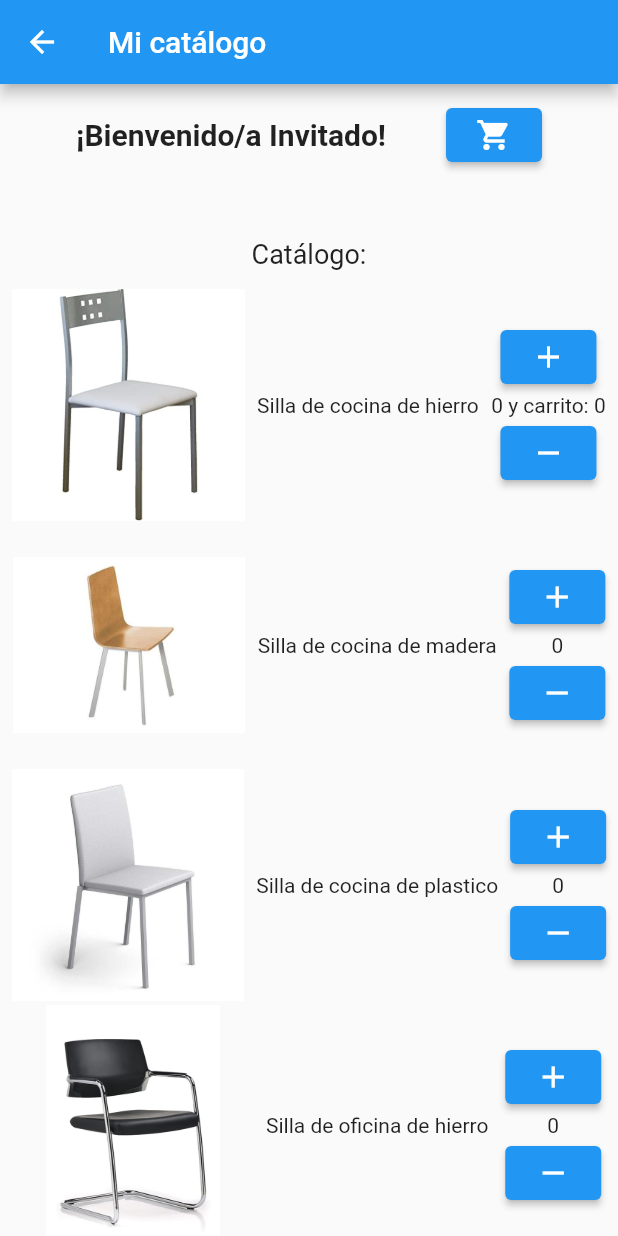
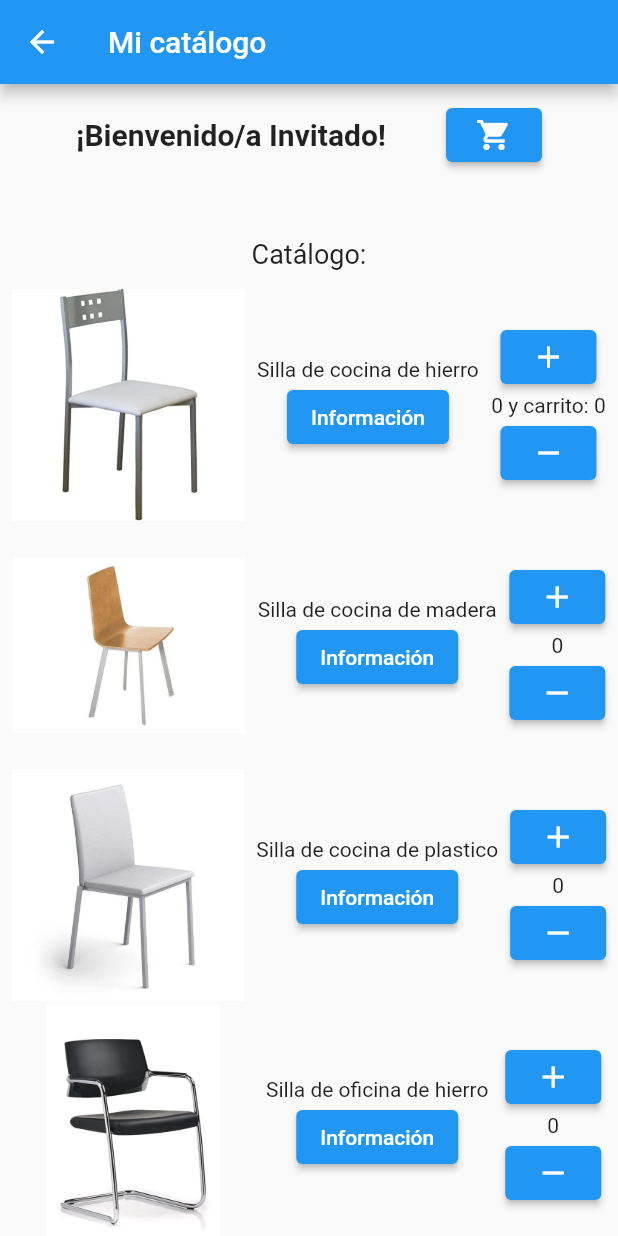
Before and after one commit to dpoulols/ds_p2_flutter, a Flutter app: the CatalogScreen screen opened directly, on a phone screen of 412 x 824 dp. Run offline on Flutter 3.47's test engine with Material 2 defaults, Android fonts, the phone set to English and light mode, and no system bars; network calls fail.

Commit message:
Botones de información sin funcionalidad
Están puestos pero de momento todos te mandan al carrito, falta crear las pantallas a las que te llevarán

```diff
--- a/lib/catalog_screen.dart
+++ b/lib/catalog_screen.dart
@@ -336,7 +336,20 @@ class _CatalogScreenState extends State<CatalogScreen> {
               mainAxisAlignment: MainAxisAlignment.spaceEvenly,
               children:[
                 Image.asset('assets/silla_cocina_hierro.jpg', width: 155, height: 160),
+                Column(
+                  children:[
                     Text('Silla de cocina de hierro'),
+                    ElevatedButton(
+                        onPressed: (){
+                          Navigator.push(
+                            context,
+                            MaterialPageRoute(builder: (context) => PurchaseScreen(myCarrito: carrito)),
+                          );
+                        },
+                        child: Text("Información"),
+                    ),
+                  ]
+                ),
                 Column(
                   children: [
                     ElevatedButton(
@@ -367,7 +380,20 @@ class _CatalogScreenState extends State<CatalogScreen> {
               mainAxisAlignment: MainAxisAlignment.spaceEvenly,
               children:[
                 Image.asset('assets/silla_cocina_madera.jpg', width: 155, height: 160),
+                Column(
+                    children:[
                       Text('Silla de cocina de madera'),
+                      ElevatedButton(
+                        onPressed: (){
+                          Navigator.push(
+                            context,
+                            MaterialPageRoute(builder: (context) => PurchaseScreen(myCarrito: carrito)),
+                          );
+                        },
+                        child: Text("Información"),
+                      ),
+                    ]
+                ),
                 Column(
                   children: [
                     ElevatedButton(
@@ -398,7 +424,20 @@ class _CatalogScreenState extends State<CatalogScreen> {
               mainAxisAlignment: MainAxisAlignment.spaceEvenly,
               children:[
                 Image.asset('assets/silla_cocina_plastico.jpg', width: 155, height: 160),
+                Column(
+                    children:[
                       Text('Silla de cocina de plastico'),
+                      ElevatedButton(
+                        onPressed: (){
+                          Navigator.push(
+                            context,
+                            MaterialPageRoute(builder: (context) => PurchaseScreen(myCarrito: carrito)),
+                          );
+                        },
+                        child: Text("Información"),
+                      ),
+                    ]
+                ),
                 Column(
                   children: [
                     ElevatedButton(
@@ -429,7 +468,20 @@ class _CatalogScreenState extends State<CatalogScreen> {
               mainAxisAlignment: MainAxisAlignment.spaceEvenly,
               children:[
                 Image.asset('assets/silla_oficina_hierro.jpg', width: 155, height: 160),
+                Column(
+                    children:[
                       Text('Silla de oficina de hierro'),
+                      ElevatedButton(
+                        onPressed: (){
+                          Navigator.push(
+                            context,
+                            MaterialPageRoute(builder: (context) => PurchaseScreen(myCarrito: carrito)),
+                          );
+                        },
+                        child: Text("Información"),
+                      ),
+                    ]
+                ),
                 Column(
                   children: [
                     ElevatedButton(
@@ -460,7 +512,20 @@ class _CatalogScreenState extends State<CatalogScreen> {
               mainAxisAlignment: MainAxisAlignment.spaceEvenly,
               children:[
                 Image.asset('assets/silla_oficina_madera.jpg', width: 155, height: 160),
+                Column(
+                    children:[
                       Text('Silla de oficina de madera'),
+                      ElevatedButton(
+                        onPressed: (){
+                          Navigator.push(
+                            context,
+                            MaterialPageRoute(builder: (context) => PurchaseScreen(myCarrito: carrito)),
+                          );
+                        },
+                        child: Text("Información"),
+                      ),
+                    ]
+                ),
                 Column(
                   children: [
                     ElevatedButton(
@@ -491,7 +556,20 @@ class _CatalogScreenState extends State<CatalogScreen> {
               mainAxisAlignment: MainAxisAlignment.spaceEvenly,
               children:[
                 Image.asset('assets/silla_oficina_plastico.jpg', width: 155, height: 160),
+                Column(
+                    children:[
                       Text('Silla de oficina de plastico'),
+                      ElevatedButton(
+                        onPressed: (){
+                          Navigator.push(
+                            context,
+                            MaterialPageRoute(builder: (context) => PurchaseScreen(myCarrito: carrito)),
+                          );
+                        },
+                        child: Text("Información"),
+                      ),
+                    ]
+                ),
                 Column(
                   children: [
                     ElevatedButton(
@@ -522,7 +600,20 @@ class _CatalogScreenState extends State<CatalogScreen> {
               mainAxisAlignment: MainAxisAlignment.spaceEvenly,
               children:[
                 Image.asset('assets/mesa_cocina_hierro.jpg', width: 155, height: 160),
+                Column(
+                    children:[
                       Text('Mesa de cocina de hierro'),
+                      ElevatedButton(
+                        onPressed: (){
+                          Navigator.push(
+                            context,
+                            MaterialPageRoute(builder: (context) => PurchaseScreen(myCarrito: carrito)),
+                          );
+                        },
+                        child: Text("Información"),
+                      ),
+                    ]
+                ),
                 Column(
                   children: [
                     ElevatedButton(
@@ -553,7 +644,20 @@ class _CatalogScreenState extends State<CatalogScreen> {
               mainAxisAlignment: MainAxisAlignment.spaceEvenly,
               children:[
                 Image.asset('assets/mesa_cocina_madera.jpg', width: 155, height: 160),
+                Column(
+                    children:[
                       Text('Mesa de cocina de madera'),
+                      ElevatedButton(
+                        onPressed: (){
+                          Navigator.push(
+                            context,
+                            MaterialPageRoute(builder: (context) => PurchaseScreen(myCarrito: carrito)),
+                          );
+                        },
+                        child: Text("Información"),
+                      ),
+                    ]
+                ),
                 Column(
                   children: [
                     ElevatedButton(
@@ -584,7 +688,20 @@ class _CatalogScreenState extends State<CatalogScreen> {
               mainAxisAlignment: MainAxisAlignment.spaceEvenly,
               children:[
                 Image.asset('assets/mesa_cocina_plastico.jpg', width: 155, height: 160),
+                Column(
+                    children:[
                       Text('Mesa de cocina de plastico'),
+                      ElevatedButton(
+                        onPressed: (){
+                          Navigator.push(
+                            context,
+                            MaterialPageRoute(builder: (context) => PurchaseScreen(myCarrito: carrito)),
+                          );
+                        },
+                        child: Text("Información"),
+                      ),
+                    ]
+                ),
                 Column(
                   children: [
                     ElevatedButton(
@@ -615,7 +732,20 @@ class _CatalogScreenState extends State<CatalogScreen> {
               mainAxisAlignment: MainAxisAlignment.spaceEvenly,
               children:[
                 Image.asset('assets/mesa_oficina_hierro.jpg', width: 155, height: 160),
+                Column(
+                    children:[
                       Text('Mesa de oficina de hierro'),
+                      ElevatedButton(
+                        onPressed: (){
+                          Navigator.push(
+                            context,
+                            MaterialPageRoute(builder: (context) => PurchaseScreen(myCarrito: carrito)),
+                          );
+                        },
+                        child: Text("Información"),
+                      ),
+                    ]
+                ),
                 Column(
                   children: [
                     ElevatedButton(
@@ -646,7 +776,20 @@ class _CatalogScreenState extends State<CatalogScreen> {
               mainAxisAlignment: MainAxisAlignment.spaceEvenly,
               children:[
                 Image.asset('assets/mesa_cocina_madera.jpg', width: 155, height: 160),
+                Column(
+                    children:[
                       Text('Mesa de oficina de madera'),
+                      ElevatedButton(
+                        onPressed: (){
+                          Navigator.push(
+                            context,
+                            MaterialPageRoute(builder: (context) => PurchaseScreen(myCarrito: carrito)),
+                          );
+                        },
+                        child: Text("Información"),
+                      ),
+                    ]
+                ),
                 Column(
                   children: [
                     ElevatedButton(
@@ -677,7 +820,20 @@ class _CatalogScreenState extends State<CatalogScreen> {
               mainAxisAlignment: MainAxisAlignment.spaceEvenly,
               children:[
                 Image.asset('assets/mesa_cocina_plastico.jpg', width: 155, height: 160),
+                Column(
+                    children:[
                       Text('Mesa de oficina de plastico'),
+                      ElevatedButton(
+                        onPressed: (){
+                          Navigator.push(
+                            context,
+                            MaterialPageRoute(builder: (context) => PurchaseScreen(myCarrito: carrito)),
+                          );
+                        },
+                        child: Text("Información"),
+                      ),
+                    ]
+                ),
                 Column(
                   children: [
                     ElevatedButton(
```
Lines whose indentation alone changed are shown as unchanged.
